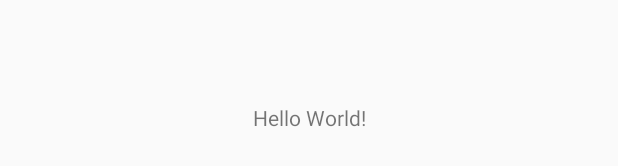
After one commit to supermavster/cittis-signsup, an Android app: the layout activity_tracking.xml on its own in the app's theme, with its tools: preview values and no code run, on a phone screen of 412 x 824 dp. The commit adds this screen. Shown: the part 501-667 px from the top of the screen. Run offline under Robolectric (Android 15) with nearby library versions, the phone set to English and light mode, and no system bars.

Commit message:
[Add] Tracking - Firebase

```diff
--- a/app/build.gradle
+++ b/app/build.gradle
@@ -47,6 +47,11 @@ dependencies {
     // Firebase UI
     // Used in FirebaseUIActivity.
     implementation 'com.firebaseui:firebase-ui-auth:4.3.2'
+    implementation 'com.google.android.gms:play-services-location:16.0.0'
+
+
+    // Firebase DataBase
+    implementation 'com.google.firebase:firebase-database:16.1.0'
 
 
 }
--- a/app/src/main/java/com/cittis/signsup/view/Login.kt
+++ b/app/src/main/java/com/cittis/signsup/controller/Login.kt
@@ -1,4 +1,4 @@
-package com.cittis.signsup.view
+package com.cittis.signsup.controller
 
 import android.app.ProgressDialog
 import android.content.Context
--- /dev/null
+++ b/app/src/main/res/layout/activity_tracking.xml
@@ -0,0 +1,18 @@
+<?xml version="1.0" encoding="utf-8"?>
+<android.support.constraint.ConstraintLayout xmlns:android="http://schemas.android.com/apk/res/android"
+                                             xmlns:app="http://schemas.android.com/apk/res-auto"
+                                             xmlns:tools="http://schemas.android.com/tools"
+                                             android:layout_width="match_parent"
+                                             android:layout_height="match_parent"
+                                             tools:context="com.cittis.signsup.controller.Tracking">
+
+    <TextView
+            android:layout_width="wrap_content"
+            android:layout_height="wrap_content"
+            android:text="Hello World!"
+            app:layout_constraintBottom_toBottomOf="parent"
+            app:layout_constraintLeft_toLeftOf="parent"
+            app:layout_constraintRight_toRightOf="parent"
+            app:layout_constraintTop_toTopOf="parent"/>
+
+</android.support.constraint.ConstraintLayout>
--- a/app/src/main/res/layout/fragment_municipalities.xml
+++ b/app/src/main/res/layout/fragment_municipalities.xml
@@ -6,6 +6,10 @@
              tools:context=".view.Municipalities">
 
     <!-- TODO: Update blank fragment layout -->
+    <Button
+            android:text="Button"
+            android:layout_width="wrap_content"
+            android:layout_height="wrap_content" android:id="@+id/btnNotify"/>
     <TextView
             android:layout_width="match_parent"
             android:layout_height="match_parent"
--- a/app/src/main/res/navigation/navigation.xml
+++ b/app/src/main/res/navigation/navigation.xml
@@ -6,7 +6,7 @@
 
     <fragment
             android:id="@+id/login"
-            android:name="com.cittis.signsup.view.Login"
+            android:name="com.cittis.signsup.controller.Login"
             android:label="Blank"
             tools:layout="@layout/fragment_login">
         <argument android:name="isLogin" app:argType="boolean"/>
--- a/app/src/main/res/values/strings.xml
+++ b/app/src/main/res/values/strings.xml
@@ -29,6 +29,12 @@
     <string name="firebase_status_fmt">Firebase User: %s</string>
     <string name="firebase_user_management">Firebase User Management</string>
 
+    <!-- Tracking -->
+    <string name="tracking_enabled_notif">Tracking is currently enabled. Tap to cancel.</string>
+    <string name="test_email">mtorres@cittus.com</string>
+    <string name="test_password">Mavster.1</string>
+    <string name="firebase_path">location</string>
+
 
     <!-- TODO: Remove or change this placeholder text -->
     <string name="hello_blank_fragment">Hello blank fragment</string>
```
Also changed, not shown: app/src/main/AndroidManifest.xml (+8 -0 lines), app/src/main/java/com/cittis/signsup/TrackingService.kt (added, +144 -0 lines), app/src/main/java/com/cittis/signsup/controller/Tracking.kt (added, +89 -0 lines), app/src/main/java/com/cittis/signsup/view/Municipalities.kt (+8 -0 lines), app/src/main/res/drawable-anydpi-v24/tracking_enabled.xml (added, +13 -0 lines), app/src/main/res/drawable-hdpi/tracking_enabled.png (added), app/src/main/res/drawable-mdpi/tracking_enabled.png (added), app/src/main/res/drawable-xhdpi/tracking_enabled.png (added), app/src/main/res/drawable-xxhdpi/tracking_enabled.png (added).
